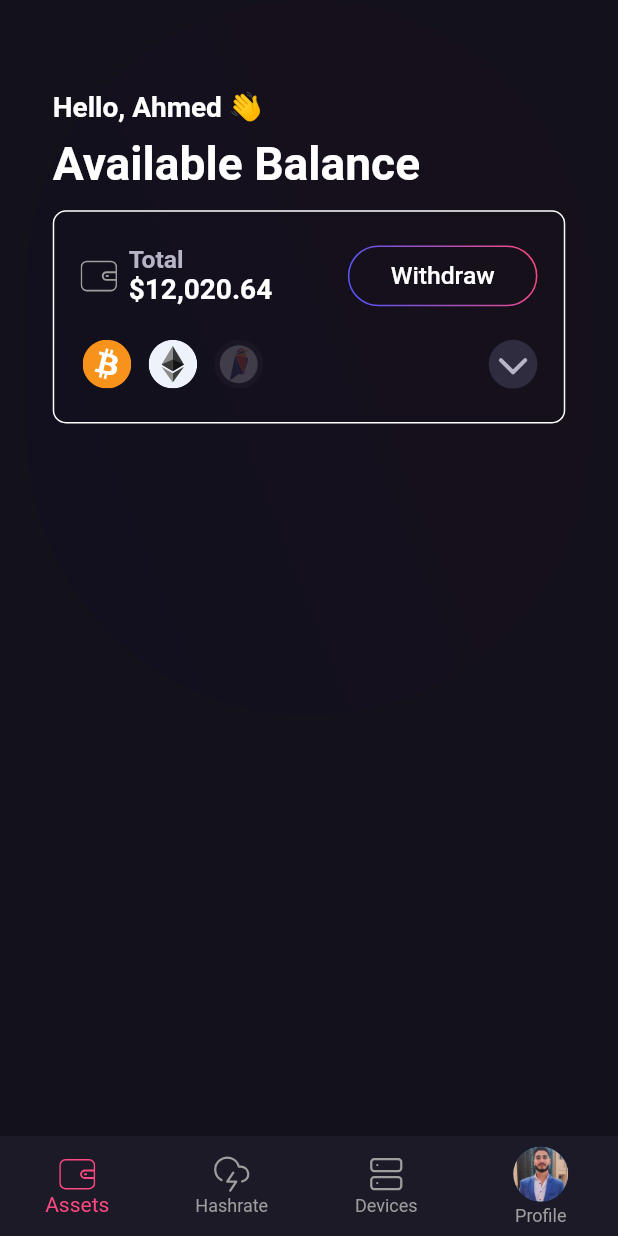
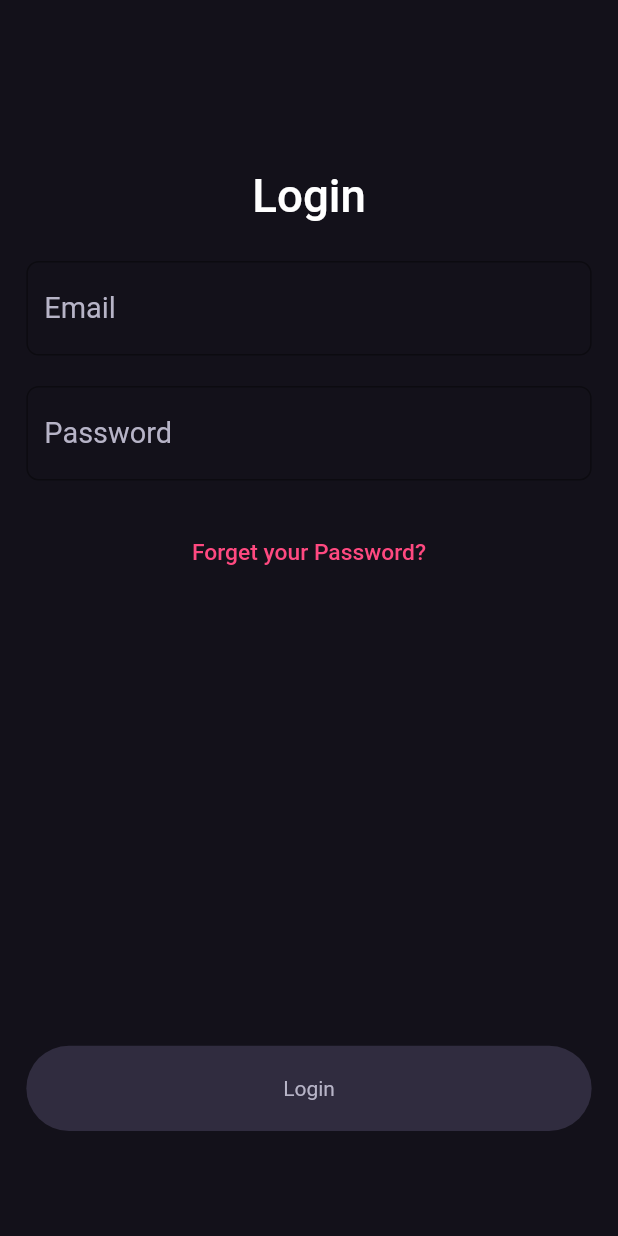
Before and after one commit to AymanYehia23/ebitcoiner, a Flutter app: the screen it shows after launch, on a phone screen of 412 x 824 dp. Run offline on Flutter 3.47's test engine with Material 2 defaults, Android fonts, the phone set to English and light mode, and no system bars; drawn by our look-alikes of outline_gradient_button; our stand-ins replace bloc, device_preview, dio, flutter_bloc, flutter_svg; Roboto replaces fonts that are missing (CircularStd).

Commit message:
login & reset pass & sign up screens

```diff
--- a/lib/core/themes/app_theme.dart
+++ b/lib/core/themes/app_theme.dart
@@ -6,7 +6,14 @@ class AppTheme {
     primarySwatch: Colors.blue,
     visualDensity: VisualDensity.adaptivePlatformDensity,
     scaffoldBackgroundColor: const Color(0xff13111a),
-    textTheme: const TextTheme(bodyText1: TextStyle(color: Colors.white,),),
+    textTheme: const TextTheme(
+      bodyText1: TextStyle(
+        color: Colors.white,
+      ),
+      bodyText2: TextStyle(
+        color: Color.fromRGBO(183, 180, 199, 1),
+      ),
+    ),
     fontFamily: 'CircularStd',
   );
 
--- a/lib/main.dart
+++ b/lib/main.dart
@@ -37,7 +37,7 @@
         theme: AppTheme.lightTheme,
         darkTheme: AppTheme.darkTheme,
         debugShowCheckedModeBanner: false,
-        initialRoute: AppRouter.home,
+        initialRoute: AppRouter.logIn,
         onGenerateRoute: AppRouter.onGenerateRoute,
         useInheritedMediaQuery: true,
         locale: DevicePreview.locale(context),
--- /dev/null
+++ b/lib/presentation/log_in/screen/log_in_screen.dart
@@ -0,0 +1,69 @@
+import 'package:flutter/material.dart';
+import 'package:hash_store/presentation/shared_components/default_disabled_button.dart';
+import 'package:hash_store/presentation/shared_components/default_textfield.dart';
+
+import '../../sizer/sizer.dart';
+
+class LogInScreen extends StatelessWidget {
+  const LogInScreen({Key? key}) : super(key: key);
+
+  @override
+  Widget build(BuildContext context) {
+    Sizer s = Sizer(context: context);
+    return Scaffold(
+      body: Padding(
+        padding: EdgeInsets.symmetric(
+          horizontal: s.w(16.0),
+        ),
+        child: SingleChildScrollView(
+          child: Column(
+            children: [
+              SizedBox(
+                height: s.h(112.0),
+              ),
+              Text(
+                'Login',
+                textAlign: TextAlign.center,
+                style: Theme.of(context)
+                    .textTheme
+                    .bodyText1!
+                    .copyWith(fontSize: s.h(30.0)),
+              ),
+              SizedBox(
+                height: s.h(24.0),
+              ),
+              const DefaultTextField(
+                text: 'Email',
+                wid: 343.0,
+              ),
+              SizedBox(
+                height: s.h(20.0),
+              ),
+              const DefaultTextField(
+                text: 'Password',
+                wid: 343.0,
+              ),
+              SizedBox(
+                height: s.h(24.0),
+              ),
+              TextButton(
+                onPressed: () {},
+                child: Text(
+                  'Forget your Password?',
+                  style: TextStyle(
+                    fontSize: s.h(15.0),
+                    color: const Color(0xffff4980),
+                  ),
+                ),
+              ),
+              SizedBox(
+                height: s.h(300.0),
+              ),
+              const DefaultDisabledButton(text: Text('Login')),
+            ],
+          ),
+        ),
+      ),
+    );
+  }
+}
--- a/lib/presentation/router/app_router.dart
+++ b/lib/presentation/router/app_router.dart
@@ -1,6 +1,7 @@
 import 'package:flutter/material.dart';
 import 'package:hash_store/presentation/Home/screen/home_screen.dart';
-import 'package:hash_store/presentation/assets/screen/assets_screen.dart';
+import 'package:hash_store/presentation/log_in/screen/log_in_screen.dart';
+import 'package:hash_store/presentation/reset_pass/screen/reset_pass_screen.dart';
 
 import '../../core/constants/strings.dart';
 import '../../core/exceptions/route_exception.dart';
@@ -10,20 +11,25 @@ import '../splash/screen/splash_screen.dart';
 class AppRouter {
   static const String signUp = 'signUp';
   static const String splash = 'splash';
+  static const String logIn = 'logIn';
+  static const String resetPass = 'resetPass';
   static const String home = 'home';
 
   static Route<dynamic> onGenerateRoute(RouteSettings settings) {
     switch (settings.name) {
       case splash:
         return MaterialPageRoute(builder: (_) => const SplashScreen());
+      case logIn:
+        return MaterialPageRoute(builder: (_) => const LogInScreen());
+        case home:
+        return MaterialPageRoute(builder: (_) => const HomeScreen());
+      case resetPass:
+        return MaterialPageRoute(builder: (_) => const ResetPassScreen());
       case signUp:
         return MaterialPageRoute(
           builder: (_) => const SignUpScreen(
-            title: Strings.signUpScreenTitle,
           ),
         );
-      case home:
-        return MaterialPageRoute(builder: (_) => const HomeScreen());
       default:
         throw const RouteException('Route not found!');
     }
--- /dev/null
+++ b/lib/presentation/shared_components/default_textfield.dart
@@ -0,0 +1,46 @@
+import 'package:flutter/material.dart';
+
+import 'package:hash_store/presentation/sizer/sizer.dart';
+
+class DefaultTextField extends StatelessWidget {
+  final String text;
+  final double wid;
+  const DefaultTextField({
+    Key? key,
+    required this.text,
+    required this.wid,
+  }) : super(key: key);
+
+  @override
+  Widget build(BuildContext context) {
+    Sizer s = Sizer(context: context);
+    return Column(
+      children: [
+        Theme(
+          data: ThemeData(
+
+          ),
+          child: TextField(
+            decoration: InputDecoration(
+              fillColor: const Color(0xff302c3f),
+              border: OutlineInputBorder(
+                borderSide: BorderSide(
+                  width: s.w(wid),
+                  color: const Color(0xffe6e6e6),
+                ),
+                borderRadius: BorderRadius.all(Radius.circular(s.h(8.0))),
+              ),
+              hintText: text,
+              hintStyle: Theme.of(context).textTheme.bodyText2!.copyWith(
+                    fontSize: s.h(19.0),
+                  ),
+            ),
+            style: Theme.of(context).textTheme.bodyText1!.copyWith(
+                  fontSize: s.h(19.0),
+                ),
+          ),
+        ),
+      ],
+    );
+  }
+}
```
Also changed, not shown: lib/presentation/reset_pass/screen/reset_pass_screen.dart (added, +59 -0 lines), lib/presentation/sign_up/screen/sign_up_screen.dart (+67 -45 lines).
